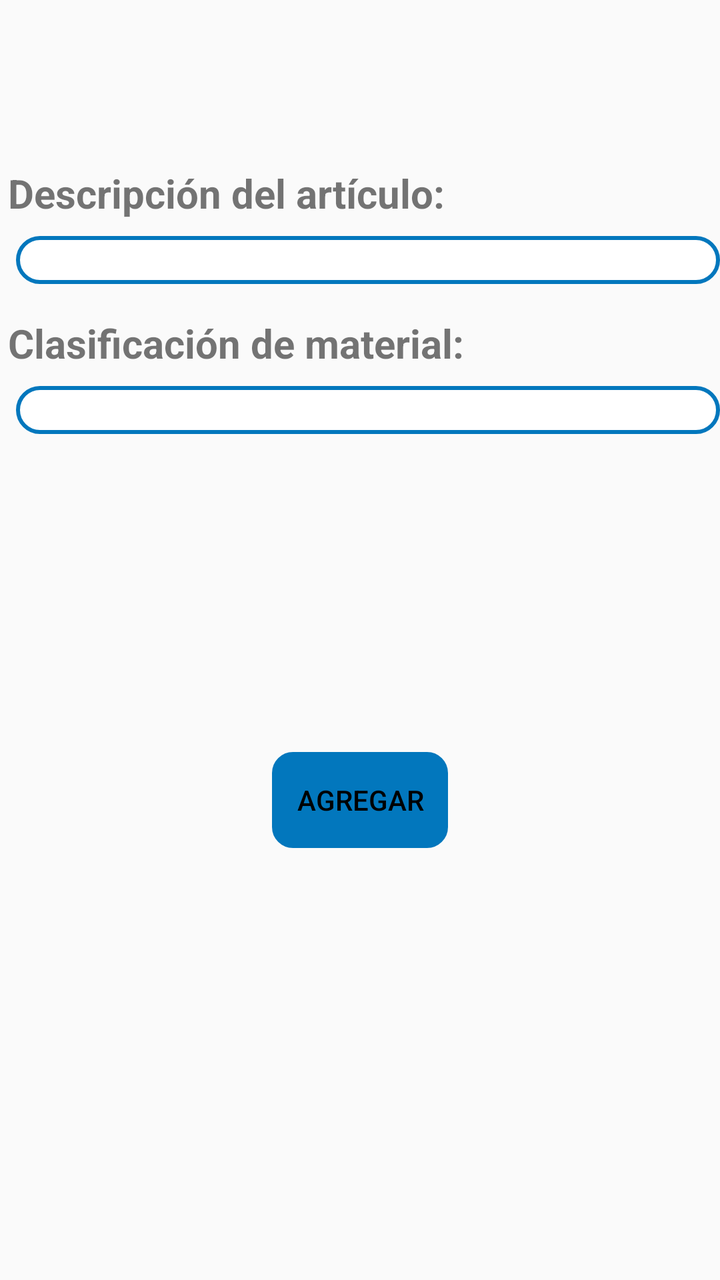
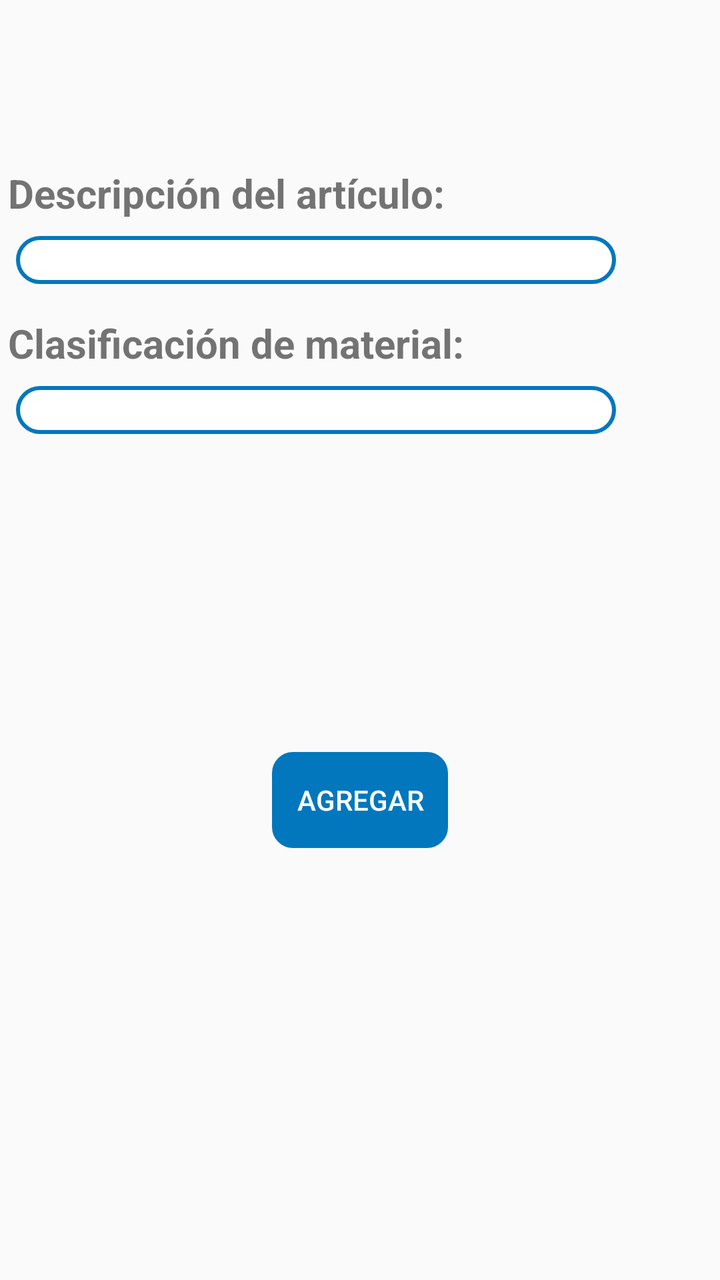

The first picture is an Android layout as it rendered before a commit; the second is the same layout after the commit. The layout source and the unified diff follow.
<!-- AndroidManifest.xml: application theme AppTheme -->
<!-- res/layout/activity_materiales_reporte.xml -->
<?xml version="1.0" encoding="utf-8"?>
<RelativeLayout xmlns:app="http://schemas.android.com/apk/res-auto"
    xmlns:tools="http://schemas.android.com/tools"
    android:layout_height="wrap_content"
    xmlns:android="http://schemas.android.com/apk/res/android"
    android:layout_width="match_parent"
    >

    <ScrollView
        android:layout_width="match_parent"
        android:layout_height="match_parent"
        android:layout_marginTop="75dp"
        android:fillViewport="true">

        <android.support.constraint.ConstraintLayout
            android:layout_width="match_parent"
            android:layout_height="match_parent"
            android:paddingBottom="8dp"
            app:layout_constraintBottom_toBottomOf="parent"
            app:layout_constraintEnd_toEndOf="parent"
            app:layout_constraintStart_toStartOf="parent"
            app:layout_constraintTop_toTopOf="parent">

            <android.support.constraint.ConstraintLayout
                android:id="@+id/constrain_descargaMaterialesR"
                android:layout_width="match_parent"
                android:layout_height="wrap_content"
                android:layout_marginTop="8dp"
                android:visibility="visible"
                app:layout_constraintEnd_toEndOf="parent"
                app:layout_constraintStart_toStartOf="parent"
                app:layout_constraintTop_toTopOf="parent">

                <TextView
                    android:id="@+id/textView10"
                    android:layout_width="wrap_content"
                    android:layout_height="wrap_content"
                    android:layout_marginStart="4dp"
                    android:text="@string/descripArticu"
                    android:textSize="20dp"
                    android:textStyle="bold"
                    app:layout_constraintStart_toStartOf="parent"
                    app:layout_constraintTop_toTopOf="parent" />

                <Spinner
                    android:id="@+id/descripcionArticuloDescR"
                    android:layout_width="match_parent"
                    android:layout_height="24dp"
                    android:layout_marginStart="8dp"
                    android:layout_marginTop="8dp"
                    android:background="@drawable/disenio_spinner"
                    app:layout_constraintStart_toStartOf="parent"
                    app:layout_constraintTop_toBottomOf="@+id/textView10" />


                <TextView
                    android:id="@+id/textView9"
                    android:layout_width="wrap_content"
                    android:layout_height="wrap_content"
                    android:layout_marginStart="4dp"
                    android:layout_marginTop="16dp"
                    android:text="@string/clasificacionMate"
                    android:textSize="20dp"
                    android:textStyle="bold"
                    app:layout_constraintStart_toStartOf="parent"
                    app:layout_constraintTop_toBottomOf="@+id/descripcionArticuloDescR" />

                <Spinner
                    android:id="@+id/clasificacionMatDescR"
                    android:layout_width="match_parent"
                    android:layout_height="24dp"
                    android:layout_marginStart="8dp"
                    android:layout_marginTop="8dp"
                    android:background="@drawable/disenio_spinner"
                    app:layout_constraintStart_toStartOf="parent"
                    app:layout_constraintTop_toBottomOf="@+id/textView9" />

            </android.support.constraint.ConstraintLayout>

            <android.support.constraint.ConstraintLayout
                android:id="@+id/constrain_ExtencionesR"
                android:layout_width="match_parent"
                android:layout_height="wrap_content"
                android:layout_marginTop="8dp"
                android:visibility="gone"
                app:layout_constraintEnd_toEndOf="parent"
                app:layout_constraintHorizontal_bias="1.0"
                app:layout_constraintStart_toStartOf="parent"
                app:layout_constraintTop_toBottomOf="@+id/constrain_descargaMaterialesR"
                >

                <TextView
                    android:id="@+id/textView11"
                    android:layout_width="350dp"
                    android:layout_height="wrap_content"
                    android:layout_marginStart="4dp"

                    android:layout_marginTop="8dp"
                    android:text="@string/seleccionExt"
                    android:textSize="20dp"
                    android:textStyle="bold"
                    app:layout_constraintStart_toStartOf="parent"
                    app:layout_constraintTop_toTopOf="parent" />

                <Spinner
                    android:id="@+id/extencionesDescargaR"
                    android:layout_width="350dp"
                    android:layout_height="24dp"
                    android:layout_marginStart="8dp"
                    android:layout_marginTop="8dp"
                    android:background="@drawable/disenio_spinner"
                    app:layout_constraintStart_toStartOf="parent"
                    app:layout_constraintTop_toBottomOf="@+id/textView11" />
            </android.support.constraint.ConstraintLayout>

            <android.support.constraint.ConstraintLayout
                android:id="@+id/constrain_CantidadR"
                android:layout_width="match_parent"
                android:layout_height="wrap_content"
                android:layout_marginTop="8dp"
                android:visibility="gone"
                app:layout_constraintEnd_toEndOf="parent"
                app:layout_constraintHorizontal_bias="0.0"
                app:layout_constraintStart_toStartOf="parent"
                app:layout_constraintTop_toBottomOf="@+id/constrain_Extenciones">

                <TextView
                    android:id="@+id/textView12"
                    android:layout_width="wrap_content"
                    android:layout_height="wrap_content"
                    android:layout_marginStart="8dp"
                    android:layout_marginLeft="8dp"
                    android:layout_marginTop="8dp"
                    android:text="@string/cantidad"
                    android:textSize="20dp"
                    android:textStyle="bold"
                    app:layout_constraintStart_toStartOf="parent"
                    app:layout_constraintTop_toTopOf="parent" />

                <EditText
                    android:id="@+id/piezaMDR"
                    android:layout_width="350dp"
                    android:layout_height="wrap_content"
                    android:layout_marginStart="8dp"
                    android:layout_marginLeft="8dp"
                    android:layout_marginTop="8dp"
                    android:inputType="number"
                    android:textSize="20dp"
                    app:layout_constraintStart_toStartOf="parent"
                    app:layout_constraintTop_toBottomOf="@+id/textView12" />
            </android.support.constraint.ConstraintLayout>

            <android.support.constraint.ConstraintLayout
                android:id="@+id/constrain_MetrajeR"
                android:layout_width="match_parent"
                android:layout_height="wrap_content"
                android:textSize="20dp"
                android:visibility="invisible"
                app:layout_constraintEnd_toEndOf="parent"
                app:layout_constraintHorizontal_bias="0.0"
                app:layout_constraintStart_toStartOf="parent"
                app:layout_constraintTop_toBottomOf="@+id/constrain_ExtencionesR">

                <TextView
                    android:id="@+id/textView13"
                    android:layout_width="wrap_content"
                    android:layout_height="wrap_content"
                    android:layout_marginStart="50dp"
                    android:layout_marginTop="8dp"
                    android:text="@string/inicio"
                    android:textSize="20dp"
                    android:textStyle="bold"
                    app:layout_constraintStart_toEndOf="@+id/textView15"
                    app:layout_constraintTop_toTopOf="parent" />

                <TextView
                    android:id="@+id/textView14"
                    android:layout_width="wrap_content"
                    android:layout_height="wrap_content"
                    android:layout_marginStart="150dp"
                    android:layout_marginLeft="8dp"
                    android:layout_marginTop="8dp"
                    android:text="@string/fin"
                    android:textSize="20dp"
                    android:textStyle="bold"
                    app:layout_constraintStart_toStartOf="@id/textView13"
                    app:layout_constraintTop_toTopOf="parent" />

                <TextView
                    android:id="@+id/textView15"
                    android:layout_width="100dp"
                    android:layout_height="wrap_content"
                    android:layout_marginStart="8dp"
                    android:layout_marginLeft="8dp"
                    android:layout_marginTop="60dp"
                    android:text="@string/interior"
                    android:textSize="20dp"
                    android:textStyle="bold"
                    app:layout_constraintStart_toStartOf="parent"
                    app:layout_constraintTop_toTopOf="@id/textView13" />

                <TextView
                    android:id="@+id/textView16"
                    android:layout_width="100dp"
                    android:layout_height="wrap_content"
                    android:layout_marginStart="8dp"
                    android:layout_marginLeft="8dp"
                    android:layout_marginTop="50dp"
                    android:text="@string/exterior"
                    android:textSize="20dp"
                    android:textStyle="bold"
                    app:layout_constraintStart_toStartOf="parent"
                    app:layout_constraintTop_toTopOf="@id/textView15" />

                <EditText
                    android:id="@+id/InicialIDMR"
                    android:layout_width="100dp"
                    android:layout_height="wrap_content"
                    android:layout_marginStart="24dp"
                    android:layout_marginLeft="24dp"
                    android:layout_marginTop="20dp"
                    android:inputType="number"
                    android:textSize="20dp"
                    app:layout_constraintStart_toEndOf="@+id/textView15"
                    app:layout_constraintTop_toBottomOf="@+id/textView13" />

                <EditText
                    android:id="@+id/FinalIDMR"
                    android:layout_width="100dp"
                    android:layout_height="wrap_content"
                    android:layout_marginStart="40dp"
                    android:layout_marginLeft="40dp"
                    android:layout_marginTop="20dp"
                    android:inputType="number"
                    android:textSize="20dp"
                    app:layout_constraintStart_toEndOf="@+id/InicialIDMR"
                    app:layout_constraintTop_toBottomOf="@+id/textView14" />

                <EditText
                    android:id="@+id/InicialEDMR"
                    android:layout_width="100dp"
                    android:layout_height="wrap_content"
                    android:layout_marginStart="24dp"
                    android:layout_marginLeft="24dp"
                    android:layout_marginTop="8dp"
                    android:inputType="number"
                    android:textSize="20dp"
                    app:layout_constraintStart_toEndOf="@+id/textView16"
                    app:layout_constraintTop_toBottomOf="@+id/InicialIDMR" />

                <EditText
                    android:id="@+id/FinalEDMR"
                    android:layout_width="100dp"
                    android:layout_height="wrap_content"
                    android:layout_marginStart="40dp"
                    android:layout_marginLeft="40dp"
                    android:layout_marginTop="8dp"
                    android:inputType="number"
                    android:textSize="20dp"
                    app:layout_constraintStart_toEndOf="@+id/InicialEDMR"
                    app:layout_constraintTop_toBottomOf="@+id/FinalIDMR" />
            </android.support.constraint.ConstraintLayout>

            <Button
                android:id="@+id/agregarMaterialR"
                android:layout_width="88dp"
                android:layout_height="wrap_content"
                android:layout_marginStart="8dp"
                android:layout_marginTop="8dp"
                android:layout_marginEnd="8dp"
                android:textColor="#000"
                android:background="@drawable/boton"
                android:backgroundTint="@color/colorPrimary"
                android:text="@string/agregar"
                app:layout_constraintEnd_toEndOf="parent"
                app:layout_constraintStart_toStartOf="parent"
                app:layout_constraintTop_toBottomOf="@+id/constrain_MetrajeR" />
            
            <HorizontalScrollView
                android:id="@+id/scrollhorizontalR"
                android:visibility="gone"
                android:layout_width="wrap_content"
                android:layout_height="wrap_content"
                android:layout_marginTop="16dp"
                android:scrollbars="horizontal"
                app:layout_constraintEnd_toEndOf="parent"
                app:layout_constraintStart_toStartOf="parent"
                app:layout_constraintTop_toBottomOf="@+id/agregarMaterialR">

                <LinearLayout
                    android:id="@+id/linearLayoutR"
                    android:layout_width="match_parent"
                    android:layout_height="wrap_content"
                    android:layout_marginTop="8dp"
                    android:orientation="horizontal"
                    app:layout_constraintTop_toBottomOf="@+id/agregarMaterialR">

                    <TableLayout
                        android:id="@+id/tablaR"
                        android:layout_width="wrap_content"
                        android:layout_height="wrap_content"
                        android:visibility="invisible"
                        />
                </LinearLayout>
            </HorizontalScrollView>
        </android.support.constraint.ConstraintLayout>
    </ScrollView>


</RelativeLayout>
<!-- resources referenced by this layout -->
<resources>
  <color name="colorPrimary">#0277BD</color>
  <!-- drawable boton (drawable) -->
  <?xml version="1.0" encoding="utf-8"?>
      <shape xmlns:android="http://schemas.android.com/apk/res/android" android:shape="rectangle">
          <stroke  android:width="1dp"/>
          <corners android:radius="10dp"/>
  
  
      </shape>
  <!-- drawable disenio_spinner (drawable) -->
  <?xml version="1.0" encoding="utf-8"?>
  <selector xmlns:android="http://schemas.android.com/apk/res/android">
          <item>
              <shape>
                  <solid
                      android:color="@color/fondoBlanco">
                  </solid>
  
                  <corners android:radius="15dp" />
  
                  <padding
                      android:bottom="1dp"
                      android:left="2dp"
                      android:right="10dp"
                      android:top="1dp" />
                  <stroke
                      android:width="2dp"
                      android:color="@color/colorPrimary"/>
              </shape>
          </item>
  </selector>
  <string name="agregar">Agregar</string>
  <string name="cantidad">Cantidad:</string>
  <string name="clasificacionMate">Clasificación de material:</string>
  <string name="descripArticu">Descripción del artículo:</string>
  <string name="exterior">Exterior</string>
  <string name="fin">Fin</string>
  <string name="inicio">Inicio</string>
  <string name="interior">Interior</string>
  <string name="seleccionExt">Selecciona la extensión:</string>
  <style name="AppTheme" parent="Theme.AppCompat.Light.DarkActionBar">
          
          <item name="colorPrimary">@color/colorPrimary</item>
          <item name="colorPrimaryDark">@color/colorPrimaryDark</item>
          <item name="colorAccent">@color/colorAccent</item>
          <item name="android:colorForeground">@android:color/background_dark</item>
      </style>
  <color name="fondoBlanco">#fff</color>
  <color name="colorPrimaryDark">#004C8C</color>
  <color name="colorAccent">#0000FF</color>
</resources>

<!-- the commit's change to res/layout/activity_materiales_reporte.xml (unified diff, before → after) -->
@@ -33,7 +33,7 @@
 
                 <TextView
                     android:id="@+id/textView10"
-                    android:layout_width="wrap_content"
+                    android:layout_width="300dp"
                     android:layout_height="wrap_content"
                     android:layout_marginStart="4dp"
                     android:text="@string/descripArticu"
@@ -44,7 +44,7 @@
 
                 <Spinner
                     android:id="@+id/descripcionArticuloDescR"
-                    android:layout_width="match_parent"
+                    android:layout_width="300dp"
                     android:layout_height="24dp"
                     android:layout_marginStart="8dp"
                     android:layout_marginTop="8dp"
@@ -55,7 +55,7 @@
 
                 <TextView
                     android:id="@+id/textView9"
-                    android:layout_width="wrap_content"
+                    android:layout_width="300dp"
                     android:layout_height="wrap_content"
                     android:layout_marginStart="4dp"
                     android:layout_marginTop="16dp"
@@ -67,7 +67,7 @@
 
                 <Spinner
                     android:id="@+id/clasificacionMatDescR"
-                    android:layout_width="match_parent"
+                    android:layout_width="300dp"
                     android:layout_height="24dp"
                     android:layout_marginStart="8dp"
                     android:layout_marginTop="8dp"
@@ -86,12 +86,11 @@
                 app:layout_constraintEnd_toEndOf="parent"
                 app:layout_constraintHorizontal_bias="1.0"
                 app:layout_constraintStart_toStartOf="parent"
-                app:layout_constraintTop_toBottomOf="@+id/constrain_descargaMaterialesR"
-                >
+                app:layout_constraintTop_toBottomOf="@+id/constrain_descargaMaterialesR">
 
                 <TextView
                     android:id="@+id/textView11"
-                    android:layout_width="350dp"
+                    android:layout_width="300dp"
                     android:layout_height="wrap_content"
                     android:layout_marginStart="4dp"
 
@@ -104,7 +103,7 @@
 
                 <Spinner
                     android:id="@+id/extencionesDescargaR"
-                    android:layout_width="350dp"
+                    android:layout_width="300dp"
                     android:layout_height="24dp"
                     android:layout_marginStart="8dp"
                     android:layout_marginTop="8dp"
@@ -118,18 +117,17 @@
                 android:layout_width="match_parent"
                 android:layout_height="wrap_content"
                 android:layout_marginTop="8dp"
-                android:visibility="gone"
+                android:visibility="invisible"
                 app:layout_constraintEnd_toEndOf="parent"
                 app:layout_constraintHorizontal_bias="0.0"
                 app:layout_constraintStart_toStartOf="parent"
-                app:layout_constraintTop_toBottomOf="@+id/constrain_Extenciones">
+                app:layout_constraintTop_toTopOf="@+id/constrain_MetrajeR">
 
                 <TextView
                     android:id="@+id/textView12"
-                    android:layout_width="wrap_content"
-                    android:layout_height="wrap_content"
-                    android:layout_marginStart="8dp"
-                    android:layout_marginLeft="8dp"
+                    android:layout_width="300dp"
+                    android:layout_height="wrap_content"
+                    android:layout_marginStart="8dp"
                     android:layout_marginTop="8dp"
                     android:text="@string/cantidad"
                     android:textSize="20dp"
@@ -139,10 +137,9 @@
 
                 <EditText
                     android:id="@+id/piezaMDR"
-                    android:layout_width="350dp"
-                    android:layout_height="wrap_content"
-                    android:layout_marginStart="8dp"
-                    android:layout_marginLeft="8dp"
+                    android:layout_width="300dp"
+                    android:layout_height="wrap_content"
+                    android:layout_marginStart="8dp"
                     android:layout_marginTop="8dp"
                     android:inputType="number"
                     android:textSize="20dp"
@@ -163,7 +160,7 @@
 
                 <TextView
                     android:id="@+id/textView13"
-                    android:layout_width="wrap_content"
+                    android:layout_width="60dp"
                     android:layout_height="wrap_content"
                     android:layout_marginStart="50dp"
                     android:layout_marginTop="8dp"
@@ -175,23 +172,21 @@
 
                 <TextView
                     android:id="@+id/textView14"
-                    android:layout_width="wrap_content"
-                    android:layout_height="wrap_content"
-                    android:layout_marginStart="150dp"
-                    android:layout_marginLeft="8dp"
-                    android:layout_marginTop="8dp"
+                    android:layout_width="50dp"
+                    android:layout_height="wrap_content"
+                    android:layout_marginTop="8dp"
+                    android:layout_marginEnd="30dp"
                     android:text="@string/fin"
                     android:textSize="20dp"
                     android:textStyle="bold"
-                    app:layout_constraintStart_toStartOf="@id/textView13"
+                    app:layout_constraintEnd_toEndOf="parent"
                     app:layout_constraintTop_toTopOf="parent" />
 
                 <TextView
                     android:id="@+id/textView15"
-                    android:layout_width="100dp"
-                    android:layout_height="wrap_content"
-                    android:layout_marginStart="8dp"
-                    android:layout_marginLeft="8dp"
+                    android:layout_width="70dp"
+                    android:layout_height="wrap_content"
+                    android:layout_marginStart="8dp"
                     android:layout_marginTop="60dp"
                     android:text="@string/interior"
                     android:textSize="20dp"
@@ -201,10 +196,9 @@
 
                 <TextView
                     android:id="@+id/textView16"
-                    android:layout_width="100dp"
-                    android:layout_height="wrap_content"
-                    android:layout_marginStart="8dp"
-                    android:layout_marginLeft="8dp"
+                    android:layout_width="75dp"
+                    android:layout_height="wrap_content"
+                    android:layout_marginStart="8dp"
                     android:layout_marginTop="50dp"
                     android:text="@string/exterior"
                     android:textSize="20dp"
@@ -216,48 +210,44 @@
                     android:id="@+id/InicialIDMR"
                     android:layout_width="100dp"
                     android:layout_height="wrap_content"
-                    android:layout_marginStart="24dp"
-                    android:layout_marginLeft="24dp"
                     android:layout_marginTop="20dp"
                     android:inputType="number"
                     android:textSize="20dp"
-                    app:layout_constraintStart_toEndOf="@+id/textView15"
+                    app:layout_constraintEnd_toEndOf="@+id/textView13"
+                    app:layout_constraintStart_toStartOf="@+id/textView13"
                     app:layout_constraintTop_toBottomOf="@+id/textView13" />
 
                 <EditText
                     android:id="@+id/FinalIDMR"
                     android:layout_width="100dp"
                     android:layout_height="wrap_content"
-                    android:layout_marginStart="40dp"
-                    android:layout_marginLeft="40dp"
                     android:layout_marginTop="20dp"
                     android:inputType="number"
                     android:textSize="20dp"
-                    app:layout_constraintStart_toEndOf="@+id/InicialIDMR"
+                    app:layout_constraintEnd_toEndOf="@+id/textView14"
+                    app:layout_constraintStart_toStartOf="@+id/textView14"
                     app:layout_constraintTop_toBottomOf="@+id/textView14" />
 
                 <EditText
                     android:id="@+id/InicialEDMR"
                     android:layout_width="100dp"
                     android:layout_height="wrap_content"
-                    android:layout_marginStart="24dp"
-                    android:layout_marginLeft="24dp"
-                    android:layout_marginTop="8dp"
-                    android:inputType="number"
-                    android:textSize="20dp"
-                    app:layout_constraintStart_toEndOf="@+id/textView16"
+                    android:layout_marginTop="8dp"
+                    android:inputType="number"
+                    android:textSize="20dp"
+                    app:layout_constraintEnd_toEndOf="@+id/textView13"
+                    app:layout_constraintStart_toStartOf="@+id/textView13"
                     app:layout_constraintTop_toBottomOf="@+id/InicialIDMR" />
 
                 <EditText
                     android:id="@+id/FinalEDMR"
                     android:layout_width="100dp"
                     android:layout_height="wrap_content"
-                    android:layout_marginStart="40dp"
-                    android:layout_marginLeft="40dp"
-                    android:layout_marginTop="8dp"
-                    android:inputType="number"
-                    android:textSize="20dp"
-                    app:layout_constraintStart_toEndOf="@+id/InicialEDMR"
+                    android:layout_marginTop="8dp"
+                    android:inputType="number"
+                    android:textSize="20dp"
+                    app:layout_constraintEnd_toEndOf="@+id/textView14"
+                    app:layout_constraintStart_toStartOf="@+id/textView14"
                     app:layout_constraintTop_toBottomOf="@+id/FinalIDMR" />
             </android.support.constraint.ConstraintLayout>
 
@@ -268,7 +258,7 @@
                 android:layout_marginStart="8dp"
                 android:layout_marginTop="8dp"
                 android:layout_marginEnd="8dp"
-                android:textColor="#000"
+                android:textColor="#fff"
                 android:background="@drawable/boton"
                 android:backgroundTint="@color/colorPrimary"
                 android:text="@string/agregar"
